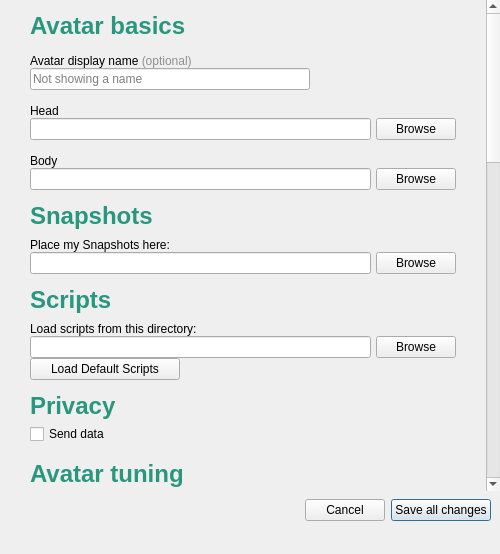
Old version of the form interface/ui/preferencesDialog.ui in the repository vircadia/vircadia-native-core.
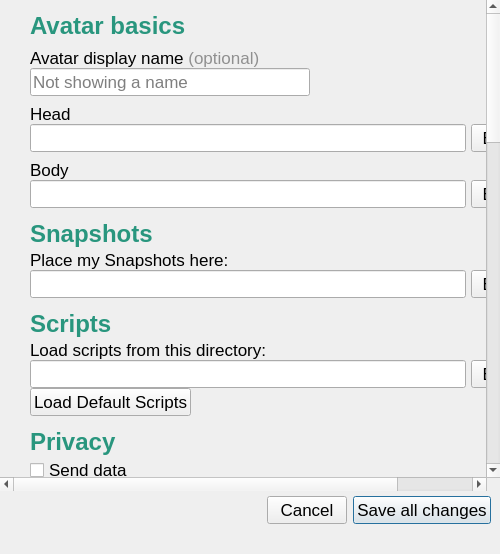
New version of the form.

Commit message: Set global font size in preferencesDialog

```diff
--- a/interface/ui/preferencesDialog.ui
+++ b/interface/ui/preferencesDialog.ui
@@ -28,6 +28,11 @@
     <height>16777215</height>
    </size>
   </property>
+  <property name="font">
+   <font>
+    <pointsize>13</pointsize>
+   </font>
+  </property>
   <widget class="QScrollArea" name="scrollArea">
    <property name="geometry">
     <rect>
```
